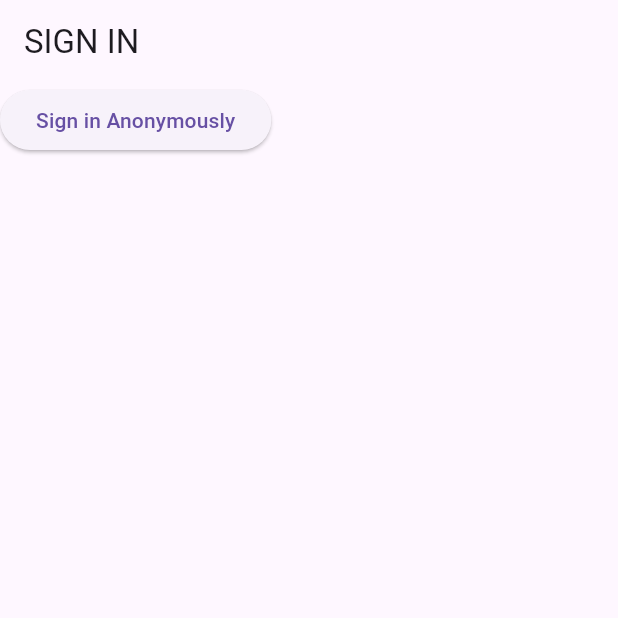
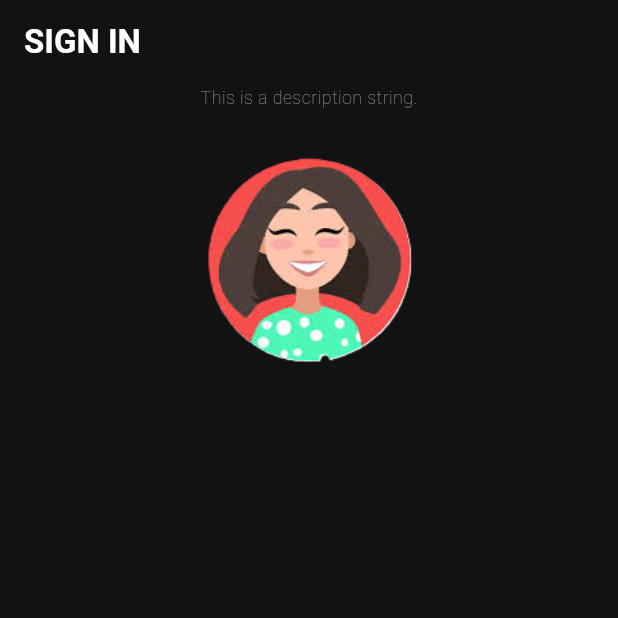
Before and after one commit to DinushikaGedarawattage/Flutify, a Flutter app: the screen it shows after launch, on a phone screen of 412 x 824 dp, the top half of it. Run offline on Flutter 3.47's test engine with Material 3 defaults, Android fonts, the phone set to English and light mode, and no system bars; our stand-ins replace firebase_auth, firebase_core; accounts and stored records are empty.

Commit message:
feat: Add assets and constants for styling and descriptions

```diff
--- /dev/null
+++ b/lib/constants/colors.dart
@@ -0,0 +1,7 @@
+import 'package:flutter/material.dart';
+
+const Color bgBlack = Color(0xFF121212);
+const Color textLight = Color(0xFF9E9595);
+const Color mainYellow = Color(0xffFFCE00);
+const Color mainBlue = Color(0xFF4285F4);
+const Color mainWhite = Color(0xFFFFFFFF);
--- /dev/null
+++ b/lib/constants/description.dart
@@ -0,0 +1,3 @@
+import 'package:flutter/material.dart';
+
+const String description = "This is a description string.";
--- /dev/null
+++ b/lib/constants/styles.dart
@@ -0,0 +1,8 @@
+import 'package:flutify/constants/colors.dart';
+import 'package:flutter/material.dart';
+
+const TextStyle descriptionStyle = TextStyle(
+  color: textLight,
+  fontSize: 12.0,
+  fontWeight: FontWeight.w200,
+);
--- a/lib/screens/authentication/authenticate.dart
+++ b/lib/screens/authentication/authenticate.dart
@@ -1,4 +1,3 @@
-import 'package:flutify/screens/authentication/register.dart';
 import 'package:flutify/screens/authentication/sign_in.dart';
 import 'package:flutter/material.dart';
 
--- a/lib/screens/authentication/sign_in.dart
+++ b/lib/screens/authentication/sign_in.dart
@@ -1,5 +1,8 @@
+import 'package:flutify/constants/description.dart';
+import 'package:flutify/constants/styles.dart';
 import 'package:flutify/services/auth.dart';
 import 'package:flutter/material.dart';
+import 'package:flutify/constants/colors.dart';
 
 class SignIn extends StatefulWidget {
   const SignIn({super.key});
@@ -15,19 +18,38 @@ class _SignInState extends State<SignIn> {
   @override
   Widget build(BuildContext context) {
     return Scaffold(
-      appBar: AppBar(title: const Text("SIGN IN")), // AppBar
-      body: ElevatedButton(
-        child: const Text("Sign in Anonymously"),
-        onPressed: () async {
-          dynamic result = await _auth.signInAnonymously();
-          if (result == null) {
-            print("Error signing in");
-          } else {
-            print("Signed in");
-            print(result.uid);
-          }
-        },
-      ), // ElevatedButton
+      backgroundColor: bgBlack,
+      appBar: AppBar(
+        title: const Text(
+          "SIGN IN",
+          style: TextStyle(color: mainWhite, fontWeight: FontWeight.bold),
+        ),
+        backgroundColor: bgBlack,
+      ), // AppBar
+      body: Padding(
+        padding: const EdgeInsets.only(left: 10.0, right: 10.0),
+        child: Column(
+          children: [
+            Text(description, style: descriptionStyle),
+            Center(child: Image.asset("assets/profile.png", height: 200)),
+            // Form(child:Column())
+          ],
+        ),
+      ),
     );
   }
 }
+
+
+//  ElevatedButton(
+//         child: const Text("Sign in Anonymously"),
+//         onPressed: () async {
+//           dynamic result = await _auth.signInAnonymously();
+//           if (result == null) {
+//             print("Error signing in");
+//           } else {
+//             print("Signed in");
+//             print(result.uid);
+//           }
+//         },
+//       ),
```
Also changed, not shown: pubspec.yaml (+3 -5 lines), assets/google.png (added), assets/profile.png (added).
